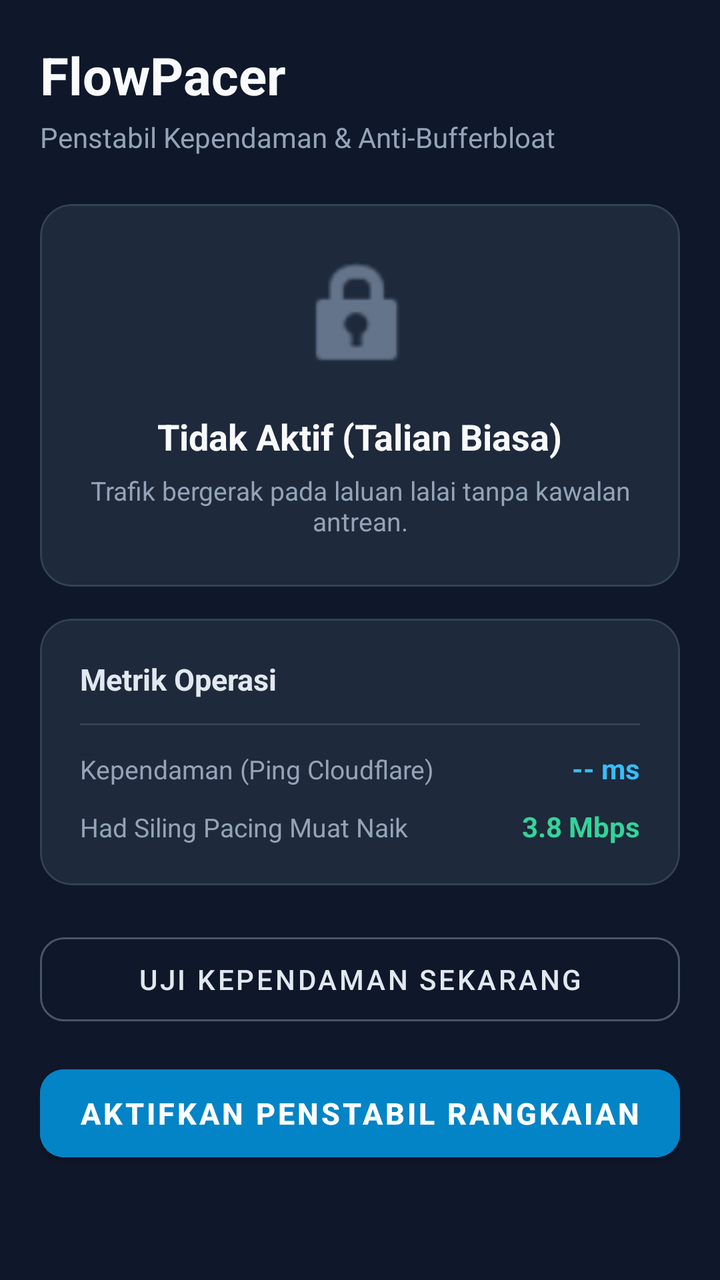
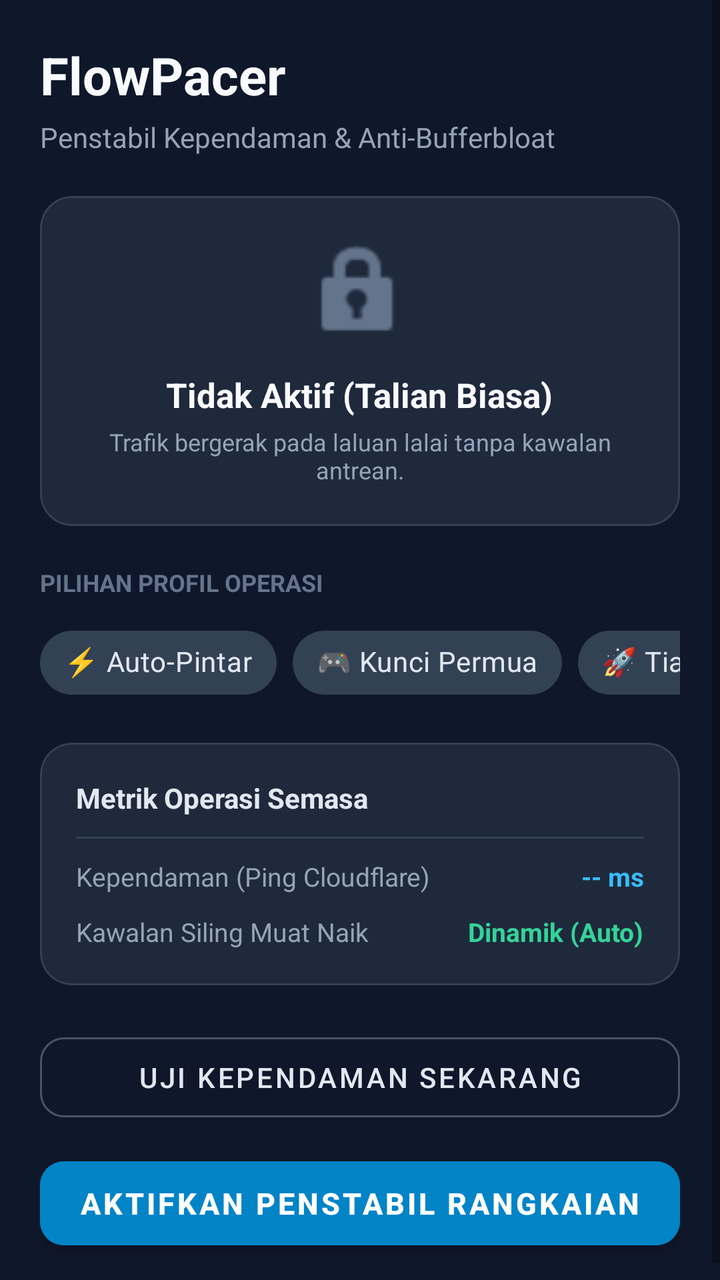

An Android layout rendered at two revisions. The XML below is the earlier revision; the diff shows what the commit changed to produce the second picture.
<!-- AndroidManifest.xml: application theme Theme.MaterialComponents.DayNight.NoActionBar -->
<!-- res/layout/activity_main.xml -->
<?xml version="1.0" encoding="utf-8"?>
<ScrollView xmlns:android="http://schemas.android.com/apk/res/android"
    xmlns:app="http://schemas.android.com/apk/res-auto"
    xmlns:tools="http://schemas.android.com/tools"
    android:layout_width="match_parent"
    android:layout_height="match_parent"
    android:fillViewport="true"
    android:background="#0F172A">

    <androidx.constraintlayout.widget.ConstraintLayout
        android:layout_width="match_parent"
        android:layout_height="wrap_content"
        android:padding="20dp">

        
        <TextView
            android:id="@+id/tvAppTitle"
            android:layout_width="wrap_content"
            android:layout_height="wrap_content"
            android:text="@string/app_name"
            android:textColor="#F8FAFC"
            android:textSize="26sp"
            android:textStyle="bold"
            app:layout_constraintStart_toStartOf="parent"
            app:layout_constraintTop_toTopOf="parent" />

        <TextView
            android:id="@+id/tvAppSubtitle"
            android:layout_width="wrap_content"
            android:layout_height="wrap_content"
            android:layout_marginTop="4dp"
            android:text="Penstabil Kependaman &amp; Anti-Bufferbloat"
            android:textColor="#94A3B8"
            android:textSize="14sp"
            app:layout_constraintStart_toStartOf="parent"
            app:layout_constraintTop_toBottomOf="@id/tvAppTitle" />

        
        <com.google.android.material.card.MaterialCardView
            android:id="@+id/cardStatus"
            android:layout_width="0dp"
            android:layout_height="wrap_content"
            android:layout_marginTop="24dp"
            app:cardBackgroundColor="#1E293B"
            app:cardCornerRadius="16dp"
            app:cardElevation="0dp"
            app:strokeColor="#334155"
            app:strokeWidth="1dp"
            app:layout_constraintEnd_toEndOf="parent"
            app:layout_constraintStart_toStartOf="parent"
            app:layout_constraintTop_toBottomOf="@id/tvAppSubtitle">

            <LinearLayout
                android:layout_width="match_parent"
                android:layout_height="wrap_content"
                android:gravity="center"
                android:orientation="vertical"
                android:padding="24dp">

                <ImageView
                    android:id="@+id/imgStatusIcon"
                    android:layout_width="64dp"
                    android:layout_height="64dp"
                    android:src="@android:drawable/ic_lock_idle_lock"
                    app:tint="#64748B" />

                <TextView
                    android:id="@+id/tvStatusTitle"
                    android:layout_width="wrap_content"
                    android:layout_height="wrap_content"
                    android:layout_marginTop="16dp"
                    android:text="@string/status_idle"
                    android:textColor="#F8FAFC"
                    android:textSize="18sp"
                    android:textStyle="bold" />

                <TextView
                    android:id="@+id/tvStatusDesc"
                    android:layout_width="wrap_content"
                    android:layout_height="wrap_content"
                    android:layout_marginTop="6dp"
                    android:text="Trafik bergerak pada laluan lalai tanpa kawalan antrean."
                    android:textAlignment="center"
                    android:textColor="#94A3B8"
                    android:textSize="13sp" />

            </LinearLayout>
        </com.google.android.material.card.MaterialCardView>

        
        <com.google.android.material.card.MaterialCardView
            android:id="@+id/cardDiagnostics"
            android:layout_width="0dp"
            android:layout_height="wrap_content"
            android:layout_marginTop="16dp"
            app:cardBackgroundColor="#1E293B"
            app:cardCornerRadius="16dp"
            app:cardElevation="0dp"
            app:strokeColor="#334155"
            app:strokeWidth="1dp"
            app:layout_constraintEnd_toEndOf="parent"
            app:layout_constraintStart_toStartOf="parent"
            app:layout_constraintTop_toBottomOf="@id/cardStatus">

            <LinearLayout
                android:layout_width="match_parent"
                android:layout_height="wrap_content"
                android:orientation="vertical"
                android:padding="20dp">

                <TextView
                    android:layout_width="wrap_content"
                    android:layout_height="wrap_content"
                    android:text="Metrik Operasi"
                    android:textColor="#E2E8F0"
                    android:textSize="15sp"
                    android:textStyle="bold" />

                <View
                    android:layout_width="match_parent"
                    android:layout_height="1dp"
                    android:layout_marginVertical="12dp"
                    android:background="#334155" />

                
                <LinearLayout
                    android:layout_width="match_parent"
                    android:layout_height="wrap_content"
                    android:orientation="horizontal">

                    <TextView
                        android:layout_width="0dp"
                        android:layout_height="wrap_content"
                        android:layout_weight="1"
                        android:text="Kependaman (Ping Cloudflare)"
                        android:textColor="#94A3B8"
                        android:textSize="13sp" />

                    <TextView
                        android:id="@+id/tvPingValue"
                        android:layout_width="wrap_content"
                        android:layout_height="wrap_content"
                        android:text="-- ms"
                        android:textColor="#38BDF8"
                        android:textSize="14sp"
                        android:textStyle="bold" />
                </LinearLayout>

                
                <LinearLayout
                    android:layout_width="match_parent"
                    android:layout_height="wrap_content"
                    android:layout_marginTop="10dp"
                    android:orientation="horizontal">

                    <TextView
                        android:layout_width="0dp"
                        android:layout_height="wrap_content"
                        android:layout_weight="1"
                        android:text="Had Siling Pacing Muat Naik"
                        android:textColor="#94A3B8"
                        android:textSize="13sp" />

                    <TextView
                        android:id="@+id/tvShaperLimit"
                        android:layout_width="wrap_content"
                        android:layout_height="wrap_content"
                        android:text="3.8 Mbps"
                        android:textColor="#34D399"
                        android:textSize="14sp"
                        android:textStyle="bold" />
                </LinearLayout>

            </LinearLayout>
        </com.google.android.material.card.MaterialCardView>

        
        <com.google.android.material.button.MaterialButton
            android:id="@+id/btnTestPing"
            style="@style/Widget.MaterialComponents.Button.OutlinedButton"
            android:layout_width="0dp"
            android:layout_height="54dp"
            android:layout_marginTop="20dp"
            android:text="@string/btn_test_ping"
            android:textColor="#E2E8F0"
            app:cornerRadius="12dp"
            app:strokeColor="#475569"
            app:layout_constraintEnd_toEndOf="parent"
            app:layout_constraintStart_toStartOf="parent"
            app:layout_constraintTop_toBottomOf="@id/cardDiagnostics" />

        
        <com.google.android.material.button.MaterialButton
            android:id="@+id/btnToggleService"
            android:layout_width="0dp"
            android:layout_height="56dp"
            android:layout_marginTop="12dp"
            android:backgroundTint="#0284C7"
            android:text="@string/btn_start"
            android:textColor="#FFFFFF"
            android:textSize="15sp"
            android:textStyle="bold"
            app:cornerRadius="12dp"
            app:layout_constraintEnd_toEndOf="parent"
            app:layout_constraintStart_toStartOf="parent"
            app:layout_constraintTop_toBottomOf="@id/btnTestPing" />

    </androidx.constraintlayout.widget.ConstraintLayout>
</ScrollView>
<!-- resources referenced by this layout -->
<resources>
  <string name="app_name">FlowPacer</string>
  <string name="btn_start">Aktifkan Penstabil Rangkaian</string>
  <string name="btn_test_ping">Uji Kependaman Sekarang</string>
  <string name="status_idle">Tidak Aktif (Talian Biasa)</string>
</resources>

<!-- the commit's change to res/layout/activity_main.xml (unified diff, before → after) -->
@@ -40,7 +40,7 @@
             android:id="@+id/cardStatus"
             android:layout_width="0dp"
             android:layout_height="wrap_content"
-            android:layout_marginTop="24dp"
+            android:layout_marginTop="20dp"
             app:cardBackgroundColor="#1E293B"
             app:cardCornerRadius="16dp"
             app:cardElevation="0dp"
@@ -55,12 +55,12 @@
                 android:layout_height="wrap_content"
                 android:gravity="center"
                 android:orientation="vertical"
-                android:padding="24dp">
+                android:padding="20dp">
 
                 <ImageView
                     android:id="@+id/imgStatusIcon"
-                    android:layout_width="64dp"
-                    android:layout_height="64dp"
+                    android:layout_width="56dp"
+                    android:layout_height="56dp"
                     android:src="@android:drawable/ic_lock_idle_lock"
                     app:tint="#64748B" />
 
@@ -68,24 +68,85 @@
                     android:id="@+id/tvStatusTitle"
                     android:layout_width="wrap_content"
                     android:layout_height="wrap_content"
-                    android:layout_marginTop="16dp"
+                    android:layout_marginTop="12dp"
                     android:text="@string/status_idle"
                     android:textColor="#F8FAFC"
-                    android:textSize="18sp"
+                    android:textSize="17sp"
                     android:textStyle="bold" />
 
                 <TextView
                     android:id="@+id/tvStatusDesc"
                     android:layout_width="wrap_content"
                     android:layout_height="wrap_content"
-                    android:layout_marginTop="6dp"
+                    android:layout_marginTop="4dp"
                     android:text="Trafik bergerak pada laluan lalai tanpa kawalan antrean."
                     android:textAlignment="center"
                     android:textColor="#94A3B8"
-                    android:textSize="13sp" />
+                    android:textSize="12sp" />
 
             </LinearLayout>
         </com.google.android.material.card.MaterialCardView>
+
+        
+        <TextView
+            android:id="@+id/tvModeLabel"
+            android:layout_width="wrap_content"
+            android:layout_height="wrap_content"
+            android:layout_marginTop="20dp"
+            android:text="PILIHAN PROFIL OPERASI"
+            android:textColor="#64748B"
+            android:textSize="12sp"
+            android:textStyle="bold"
+            app:layout_constraintStart_toStartOf="parent"
+            app:layout_constraintTop_toBottomOf="@id/cardStatus" />
+
+        <HorizontalScrollView
+            android:id="@+id/scrollChips"
+            android:layout_width="0dp"
+            android:layout_height="wrap_content"
+            android:layout_marginTop="8dp"
+            android:scrollbars="none"
+            app:layout_constraintEnd_toEndOf="parent"
+            app:layout_constraintStart_toStartOf="parent"
+            app:layout_constraintTop_toBottomOf="@id/tvModeLabel">
+
+            <com.google.android.material.chip.ChipGroup
+                android:id="@+id/chipGroupMode"
+                android:layout_width="wrap_content"
+                android:layout_height="wrap_content"
+                app:singleSelection="true"
+                app:selectionRequired="true">
+
+                <com.google.android.material.chip.Chip
+                    android:id="@+id/chipAuto"
+                    style="@style/Widget.MaterialComponents.Chip.Choice"
+                    android:layout_width="wrap_content"
+                    android:layout_height="wrap_content"
+                    android:checked="true"
+                    android:text="⚡ Auto-Pintar"
+                    android:textColor="#E2E8F0"
+                    app:chipBackgroundColor="#334155" />
+
+                <com.google.android.material.chip.Chip
+                    android:id="@+id/chipGaming"
+                    style="@style/Widget.MaterialComponents.Chip.Choice"
+                    android:layout_width="wrap_content"
+                    android:layout_height="wrap_content"
+                    android:text="🎮 Kunci Permua"
+                    android:textColor="#E2E8F0"
+                    app:chipBackgroundColor="#334155" />
+
+                <com.google.android.material.chip.Chip
+                    android:id="@+id/chipUnlimited"
+                    style="@style/Widget.MaterialComponents.Chip.Choice"
+                    android:layout_width="wrap_content"
+                    android:layout_height="wrap_content"
+                    android:text="🚀 Tiada Had (Bypass)"
+                    android:textColor="#E2E8F0"
+                    app:chipBackgroundColor="#334155" />
+
+            </com.google.android.material.chip.ChipGroup>
+        </HorizontalScrollView>
 
         
         <com.google.android.material.card.MaterialCardView
@@ -100,29 +161,28 @@
             app:strokeWidth="1dp"
             app:layout_constraintEnd_toEndOf="parent"
             app:layout_constraintStart_toStartOf="parent"
-            app:layout_constraintTop_toBottomOf="@id/cardStatus">
+            app:layout_constraintTop_toBottomOf="@id/scrollChips">
 
             <LinearLayout
                 android:layout_width="match_parent"
                 android:layout_height="wrap_content"
                 android:orientation="vertical"
-                android:padding="20dp">
+                android:padding="18dp">
 
                 <TextView
                     android:layout_width="wrap_content"
                     android:layout_height="wrap_content"
-                    android:text="Metrik Operasi"
-                    android:textColor="#E2E8F0"
-                    android:textSize="15sp"
+                    android:text="Metrik Operasi Semasa"
+                    android:textColor="#E2E8F0"
+                    android:textSize="14sp"
                     android:textStyle="bold" />
 
                 <View
                     android:layout_width="match_parent"
                     android:layout_height="1dp"
-                    android:layout_marginVertical="12dp"
+                    android:layout_marginVertical="10dp"
                     android:background="#334155" />
 
-                
                 <LinearLayout
                     android:layout_width="match_parent"
                     android:layout_height="wrap_content"
@@ -142,11 +202,10 @@
                         android:layout_height="wrap_content"
                         android:text="-- ms"
                         android:textColor="#38BDF8"
-                        android:textSize="14sp"
+                        android:textSize="13sp"
                         android:textStyle="bold" />
                 </LinearLayout>
 
-                
                 <LinearLayout
                     android:layout_width="match_parent"
                     android:layout_height="wrap_content"
@@ -157,7 +216,7 @@
                         android:layout_width="0dp"
                         android:layout_height="wrap_content"
                         android:layout_weight="1"
-                        android:text="Had Siling Pacing Muat Naik"
+                        android:text="Kawalan Siling Muat Naik"
                         android:textColor="#94A3B8"
                         android:textSize="13sp" />
 
@@ -165,9 +224,9 @@
                         android:id="@+id/tvShaperLimit"
                         android:layout_width="wrap_content"
                         android:layout_height="wrap_content"
-                        android:text="3.8 Mbps"
+                        android:text="Dinamik (Auto)"
                         android:textColor="#34D399"
-                        android:textSize="14sp"
+                        android:textSize="13sp"
                         android:textStyle="bold" />
                 </LinearLayout>
 
@@ -179,7 +238,7 @@
             android:id="@+id/btnTestPing"
             style="@style/Widget.MaterialComponents.Button.OutlinedButton"
             android:layout_width="0dp"
-            android:layout_height="54dp"
+            android:layout_height="52dp"
             android:layout_marginTop="20dp"
             android:text="@string/btn_test_ping"
             android:textColor="#E2E8F0"
@@ -193,8 +252,8 @@
         <com.google.android.material.button.MaterialButton
             android:id="@+id/btnToggleService"
             android:layout_width="0dp"
-            android:layout_height="56dp"
-            android:layout_marginTop="12dp"
+            android:layout_height="54dp"
+            android:layout_marginTop="10dp"
             android:backgroundTint="#0284C7"
             android:text="@string/btn_start"
             android:textColor="#FFFFFF"
